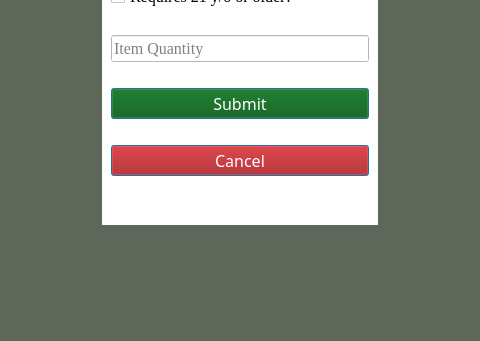
The window that UI/addItem.ui (hunteralan/DiscountApp) describes before a commit, drawn with Qt 5; both pictures show x 184 to 664 and y 409 to 750 of the 848 by 750 pixel window.
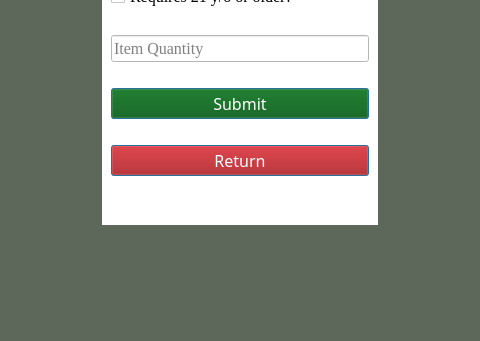
The same window after the commit.

Patch:
```diff
--- a/UI/addItem.ui
+++ b/UI/addItem.ui
@@ -261,7 +261,7 @@
 color: rgb(255, 255, 255);</string>
          </property>
          <property name="text">
-          <string>Cancel</string>
+          <string>Return</string>
          </property>
          <property name="default">
           <bool>true</bool>
```
